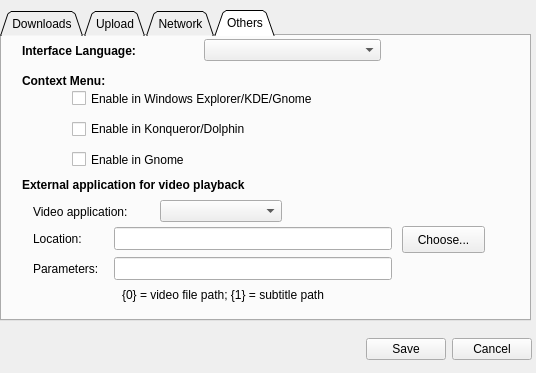
This is gui/preferences.ui in mamboitaliano21/subdownloader as Qt 5 draws it before an edit. The edited form follows.
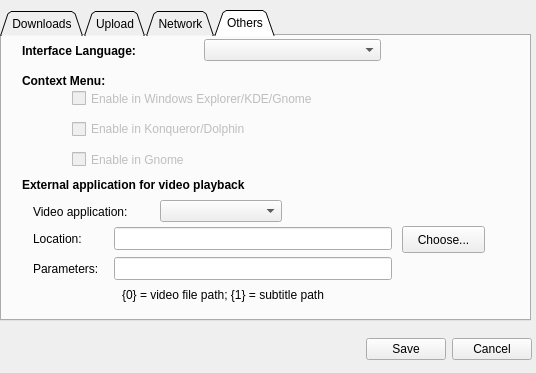
This is the edited form. The open tabs and pages were chosen to show the change.

What changed in the file:
```diff
--- a/gui/preferences.ui
+++ b/gui/preferences.ui
@@ -583,6 +583,9 @@
      <layout class="QVBoxLayout" name="verticalLayout" >
       <item>
        <widget class="QCheckBox" name="optionIntegrationExplorer" >
+        <property name="enabled" >
+         <bool>false</bool>
+        </property>
         <property name="sizePolicy" >
          <sizepolicy vsizetype="Preferred" hsizetype="Maximum" >
           <horstretch>0</horstretch>
@@ -602,6 +605,9 @@
       </item>
       <item>
        <widget class="QCheckBox" name="optionIntegrationKonqueror" >
+        <property name="enabled" >
+         <bool>false</bool>
+        </property>
         <property name="sizePolicy" >
          <sizepolicy vsizetype="Preferred" hsizetype="Maximum" >
           <horstretch>0</horstretch>
@@ -621,6 +627,9 @@
       </item>
       <item>
        <widget class="QCheckBox" name="optionIntegrationGnome" >
+        <property name="enabled" >
+         <bool>false</bool>
+        </property>
         <property name="sizePolicy" >
          <sizepolicy vsizetype="Preferred" hsizetype="Maximum" >
           <horstretch>0</horstretch>
```
